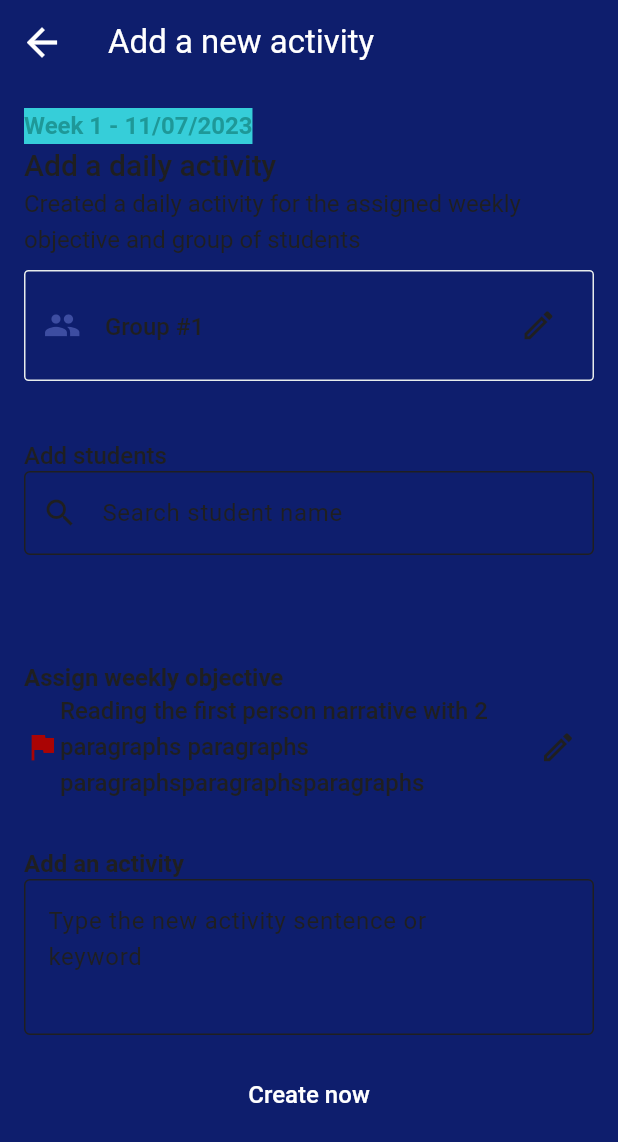
After one commit to michelle-a-bryson/somasawa_app, a Flutter app: the AddGroup screen opened directly, on a phone screen of 412 x 824 dp. The commit adds this screen. Shown: the top 1142 px of the screen. Run offline on Flutter 3.47's test engine with Material 3 defaults, Android fonts, the phone set to English and light mode, and no system bars; our stand-ins replace cached_network_image, connectivity_plus, dropdown_button2, easy_stepper, flutter_bloc, flutter_svg and 4 more; missing offline and left inert: amplify_authenticator; accounts and stored records are empty; Roboto replaces fonts that are missing (Roboto-Bold, Roboto-Medium, Roboto-Regular).

Commit message:
complete add group ui

```diff
--- a/lib/pages/agenda/agenda_page.dart
+++ b/lib/pages/agenda/agenda_page.dart
@@ -6,6 +6,7 @@ import 'package:somasawa_app/styles/colors.dart';
 import 'package:somasawa_app/styles/texts.dart';
 import 'package:table_calendar/table_calendar.dart';
 
+import 'components/add_group.dart';
 import 'components/group_activities.dart';
 
 class AgendaPage extends StatelessWidget {
@@ -96,6 +97,15 @@ class AddGroupButton extends StatelessWidget {
       margin: EdgeInsets.fromLTRB(0, 8, 0, 8),
       padding: EdgeInsets.fromLTRB(0, 8, 0, 8),
       child: Center(
+        child: GestureDetector(
+          onTap: () {
+            log("Add group button tapped");
+            Navigator.of(context).push(
+              MaterialPageRoute(
+                builder: (context) => AddGroup(),
+              ),
+            );
+          },
           child: Column(
             crossAxisAlignment: CrossAxisAlignment.center,
             mainAxisAlignment: MainAxisAlignment.center,
@@ -115,6 +125,7 @@ class AddGroupButton extends StatelessWidget {
             ],
           ),
         ),
+      ),
     );
   }
 }
--- /dev/null
+++ b/lib/pages/agenda/components/add_group.dart
@@ -0,0 +1,347 @@
+import 'dart:developer';
+import 'package:flutter/cupertino.dart';
+import 'package:flutter/material.dart';
+import 'package:flutter/widgets.dart';
+import 'package:somasawa_app/styles/colors.dart';
+import 'package:somasawa_app/styles/texts.dart';
+
+class AddGroup extends StatefulWidget {
+  @override
+  State<AddGroup> createState() => _AddGroupState();
+}
+
+class _AddGroupState extends State<AddGroup> {
+  TextEditingController _activityInputController = new TextEditingController(),
+      _groupNameController = TextEditingController(text: "Group #1");
+
+  List<String> errorTexts = [
+    "Group name shouldn't be empty",
+    "Please add students by searching individually",
+    "Please input a weekly objective by serahcing keyword",
+    "Please enter a daily activity"
+  ];
+  bool readOnlyStatus = true;
+  List<bool> emptyValues = [false, false, false, false];
+
+  List<String> allStudents = [
+    "Sarah long",
+    "Jason acara",
+    "John doe",
+    "Hannah George"
+  ];
+  List<String> addedStudents = [];
+
+  List<String> filteredOptions = [];
+
+  void filterOptions(String input) {
+    log("Filtering options $input");
+    setState(() {
+      filteredOptions = allStudents
+          .where((option) => option.toLowerCase().contains(input.toLowerCase()))
+          .toList();
+    });
+    print(filteredOptions);
+  }
+
+  String weeklyObjective =
+      "Reading the first person narrative with 2 paragraphs paragraphs paragraphsparagraphsparagraphs";
+
+  Text? errorExists(int index) {
+    if (emptyValues[index]) {
+      return Text(
+        errorTexts[index],
+        style: paragraphSmallRegular400.copyWith(color: error500),
+      );
+    }
+    return null;
+  }
+
+  @override
+  Widget build(BuildContext context) {
+    return Scaffold(
+      appBar: AppBar(
+        iconTheme:
+            IconThemeData(color: Colors.white, size: 30 //change your color here
+                ),
+        title: const Text(
+          'Add a new activity',
+          style: TextStyle(color: Colors.white),
+        ), //sets the title of the appbar
+        backgroundColor: primary500, //sets the background color of the appbar
+      ),
+      body: Container(
+        padding: EdgeInsets.all(16),
+        height: MediaQuery.of(context).size.height,
+        child: SingleChildScrollView(
+          child: Column(
+            // mainAxisAlignment: MainAxisAlignment.start,
+            crossAxisAlignment: CrossAxisAlignment.start,
+            children: [
+              Text("Week 1 - 11/07/2023",
+                  style: paragraphMediumBold700.copyWith(
+                      color: accentJadebody, backgroundColor: accent500Main)),
+              Text(
+                "Add a daily activity",
+                style: headingH5Medium500,
+              ),
+              Text(
+                  style: paragraphMediumRegular400,
+                  "Created a daily activity for the assigned weekly objective and group of students"),
+              Container(
+                width: MediaQuery.of(context).size.width,
+                padding: EdgeInsets.all(12),
+                margin: EdgeInsets.symmetric(vertical: 8),
+                decoration: BoxDecoration(
+                    borderRadius: BorderRadius.circular(3),
+                    border: Border.all(color: neutral200)),
+                child: Row(
+                  children: [
+                    Icon(
+                      Icons.group,
+                      color: primary400,
+                      size: 25,
+                    ),
+                    SizedBox(
+                      width: 16,
+                    ),
+                    Expanded(
+                      child: TextField(
+                        controller: _groupNameController,
+                        onChanged: (value) {
+                          log("Textfield value changed $value");
+                          setState(() {
+                            emptyValues[0] = value.isEmpty;
+                            _groupNameController.text = value;
+                          });
+                        },
+                        autofocus: !readOnlyStatus,
+                        onEditingComplete: () {
+                          log("Editing is complete");
+                          setState(() {
+                            readOnlyStatus = true;
+                          });
+                        },
+                        readOnly: readOnlyStatus,
+                        style: headingH7Medium500,
+                        decoration: InputDecoration(
+                          error: errorExists(0),
+                          border: InputBorder.none,
+                          hintText: "Add a group of students",
+                          hintStyle:
+                              headingH7Medium500.copyWith(color: neutral400),
+                        ),
+                      ),
+                    ),
+                    IconButton(
+                      onPressed: () {
+                        setState(() {
+                          readOnlyStatus = false;
+                        });
+                      },
+                      icon: Icon(
+                        Icons.edit_outlined,
+                      ),
+                      iconSize: 25,
+                    )
+                  ],
+                ),
+              ),
+              SizedBox(
+                height: 32,
+              ),
+              Text(
+                "Add students",
+                style: headingH7Medium500,
+              ),
+              TextField(
+                onChanged: (value) {
+                  log("Textfield value changed $value");
+                  setState(() {
+                    emptyValues[1] = value.isEmpty;
+                    filterOptions(value);
+                  });
+                },
+                onEditingComplete: () {
+                  log("edit complete");
+                },
+                decoration: InputDecoration(
+                    error: errorExists(1),
+                    border: OutlineInputBorder(),
+                    prefixIcon: Icon(Icons.search),
+                    hintText: 'Search student name'),
+              ),
+              SizedBox(
+                height: 8,
+              ),
+              ListView.builder(
+                  shrinkWrap: true,
+                  itemCount: filteredOptions.length,
+                  itemBuilder: (context, index) {
+                    return ListTile(
+                      title: Text(filteredOptions[index]),
+                      onTap: () {
+                        log("Pressed ${filteredOptions[index]}");
+                        // Handle option selection here
+                        // For example, you can assign the selected option back to the text field
+                        setState(() {
+                          addedStudents.add(filteredOptions[index]);
+                        });
+                      },
+                    );
+                  }),
+              Row(
+                children: [
+                  Icon(Icons.add_circle_outlined, color: primary500),
+                  GestureDetector(
+                    onTap: () {
+                      log("Add all students button pressed");
+                      setState(() {
+                        addedStudents = allStudents.toList();
+                      });
+                    },
+                    child: Text(
+                      "Add all students of the class",
+                      style: paragraphSmallBold700.copyWith(color: primary500),
+                    ),
+                  )
+                ],
+              ),
+              SizedBox(
+                height: 8,
+              ),
+              Wrap(
+                spacing: 5,
+                children: [
+                  ...[
+                    for (var i = 0; i < addedStudents.length; i++)
+                      Chip(
+                        shape: RoundedRectangleBorder(
+                          side: BorderSide(color: primary500, width: 1),
+                          borderRadius: BorderRadius.circular(
+                              30), //Rounds the corners of the buttons.
+                        ),
+                        label: Text(
+                          addedStudents[i],
+                          style: paragraphSmallMedium500.copyWith(
+                              color: primary500),
+                        ),
+                        deleteIconColor: primary500,
+                        onDeleted: () {
+                          log("Delete button pressed");
+                          setState(() {
+                            addedStudents.removeAt(i);
+                          });
+                        },
+                      ),
+                  ]
+                ],
+              ),
+              SizedBox(
+                height: 32,
+              ),
+              Text(
+                "Assign weekly objective",
+                style: headingH7Bold700,
+              ),
+              weeklyObjective.length == 0
+                  ? TextField(
+                      decoration: InputDecoration(
+                          border: OutlineInputBorder(),
+                          error: errorExists(2),
+                          prefixIcon: Icon(Icons.search),
+                          hintText: 'Search a weekly objective'),
+                    )
+                  : Row(children: [
+                      Icon(
+                        Icons.flag,
+                        color: error600,
+                      ),
+                      Expanded(
+                        child: Text(
+                          weeklyObjective,
+                          style: paragraphMediumMedium500.copyWith(
+                            overflow: TextOverflow.clip,
+                          ),
+                        ),
+                      ),
+                      IconButton(
+                        onPressed: () {
+                          setState(() {
+                            weeklyObjective = "";
+                          });
+                        },
+                        icon: Icon(
+                          Icons.edit_outlined,
+                        ),
+                        iconSize: 25,
+                      )
+                    ]),
+              SizedBox(height: 32),
+              Text(
+                "Add an activity",
+                style: headingH7Bold700,
+              ),
+              TextField(
+                minLines: 3,
+                controller: _activityInputController,
+                onChanged: (value) {
+                  setState(() {
+                    emptyValues[3] = value.isEmpty;
+                    _activityInputController.text = value;
+                  });
+                },
+                decoration: InputDecoration(
+                    border: OutlineInputBorder(),
+                    error: errorExists(3),
+                    suffix: GestureDetector(
+                      onTap: () {
+                        log("Done button pressed");
+                      },
+                      child: Text(
+                        "Done",
+                        style: headingH7Bold700.copyWith(color: primary400),
+                      ),
+                    ),
+                    hintText: 'Type the new activity sentence or keyword'),
+                maxLines: 4,
+              ),
+              GestureDetector(
+                onTap: () {
+                  log("Create now button pressed");
+                  if (_groupNameController.text.isEmpty) {
+                    emptyValues[0] = true;
+                  }
+
+                  if (addedStudents.length == 0) {
+                    emptyValues[1] = true;
+                  }
+                  if (weeklyObjective.isEmpty) {
+                    emptyValues[2] = true;
+                  }
+                  if (_activityInputController.text.isEmpty) {
+                    emptyValues[3] = true;
+                  }
+
+                  setState(() {});
+                },
+                child: Container(
+                  width: MediaQuery.of(context).size.width,
+                  margin: EdgeInsets.all(12),
+                  padding: EdgeInsets.fromLTRB(0, 16, 0, 16),
+                  decoration: BoxDecoration(
+                      color: primary500,
+                      borderRadius: BorderRadius.circular(30)),
+                  child: Center(
+                    child: Text("Create now",
+                        style: paragraphMediumMedium500.copyWith(
+                            color: Colors.white)),
+                  ),
+                ),
+              ),
+            ],
+          ),
+        ),
+      ),
+    );
+  }
+}
```
Lines whose indentation alone changed are shown as unchanged.
